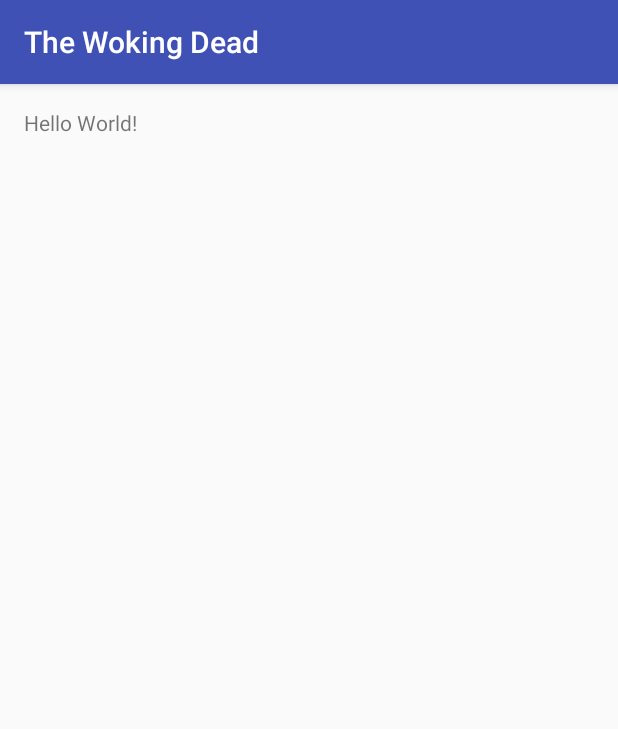
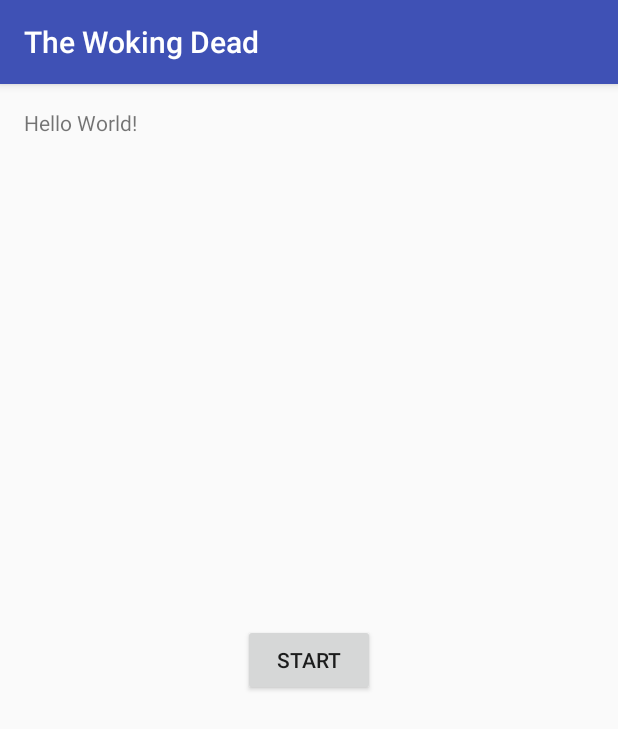
Before and after one commit to khrms222/The-Woking-Dead, an Android app: the screen it shows after launch (MainActivity), on a phone screen of 412 x 824 dp. Shown: the top 729 px of the screen. Run offline under Robolectric (Android 15) with nearby library versions, the phone set to English and light mode, and no system bars.

Commit message:
Main Activity

```diff
--- a/app/src/main/java/com/kekcom/thewokingdead/MainActivity.java
+++ b/app/src/main/java/com/kekcom/thewokingdead/MainActivity.java
@@ -3,11 +3,29 @@ package com.kekcom.thewokingdead;
 import android.support.v7.app.AppCompatActivity;
 import android.os.Bundle;
 
+import android.view.View;
+import android.widget.Button;
+import android.content.Intent;
+
 public class MainActivity extends AppCompatActivity {
+
+    private Button buttonMain;
 
     @Override
     protected void onCreate(Bundle savedInstanceState) {
         super.onCreate(savedInstanceState);
         setContentView(R.layout.activity_main);
+
+        buttonMain = (Button) findViewById(R.id.buttonMain);
+
+        buttonMain.setOnClickListener(new View.OnClickListener(){
+
+            @Override
+            public void onClick(View view){
+                Intent intent = new Intent(MainActivity.this, Start.class);
+
+                beginPlay(i);
+            }
+        });
     }
 }
--- a/app/src/main/res/layout/activity_main.xml
+++ b/app/src/main/res/layout/activity_main.xml
@@ -14,4 +14,16 @@
         android:layout_width="wrap_content"
         android:layout_height="wrap_content"
         android:text="Hello World!" />
+
+    <Button
+        android:text="Start"
+        android:id="@+id/buttonMain"
+
+        android:layout_height="wrap_content"
+        android:layout_width="wrap_content"
+
+        android:layout_centerHorizontal="true"
+        android:layout_centerVertical="true"/>
+
+
 </RelativeLayout>
--- a/build.gradle
+++ b/build.gradle
@@ -5,7 +5,7 @@ buildscript {
         jcenter()
     }
     dependencies {
-        classpath 'com.android.tools.build:gradle:2.2.3'
+        classpath 'com.android.tools.build:gradle:2.3.3'
 
         // NOTE: Do not place your application dependencies here; they belong
         // in the individual module build.gradle files
```
Also changed, not shown: app/src/main/java/com/kekcom/thewokingdead/Start.java (added, +8 -0 lines), gradle/wrapper/gradle-wrapper.properties.
